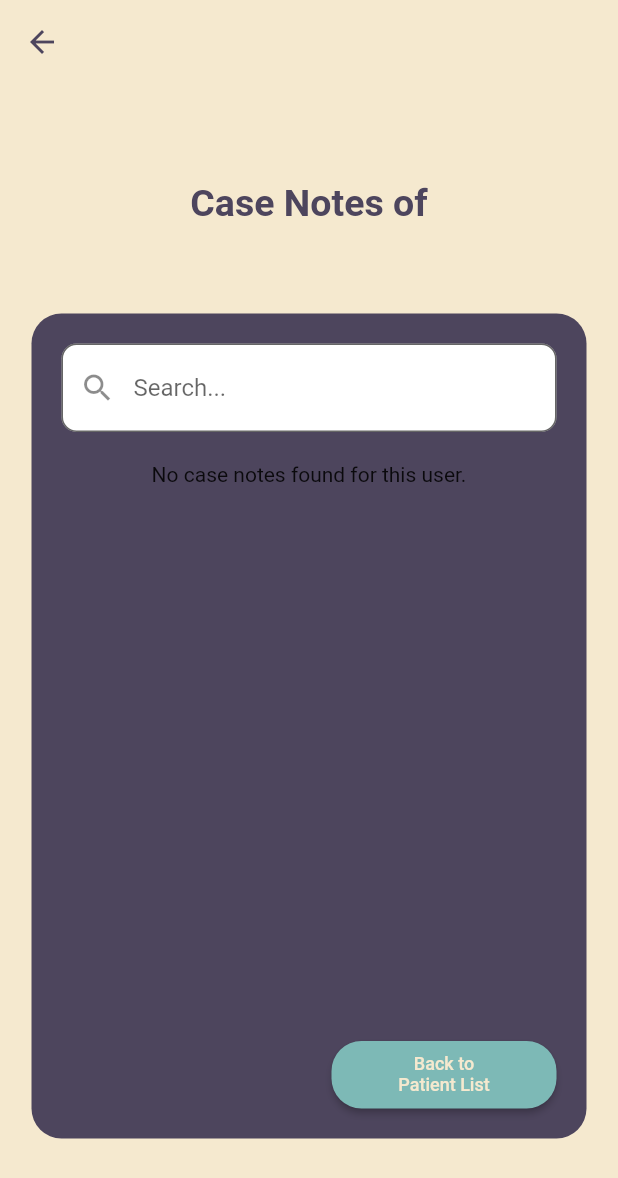
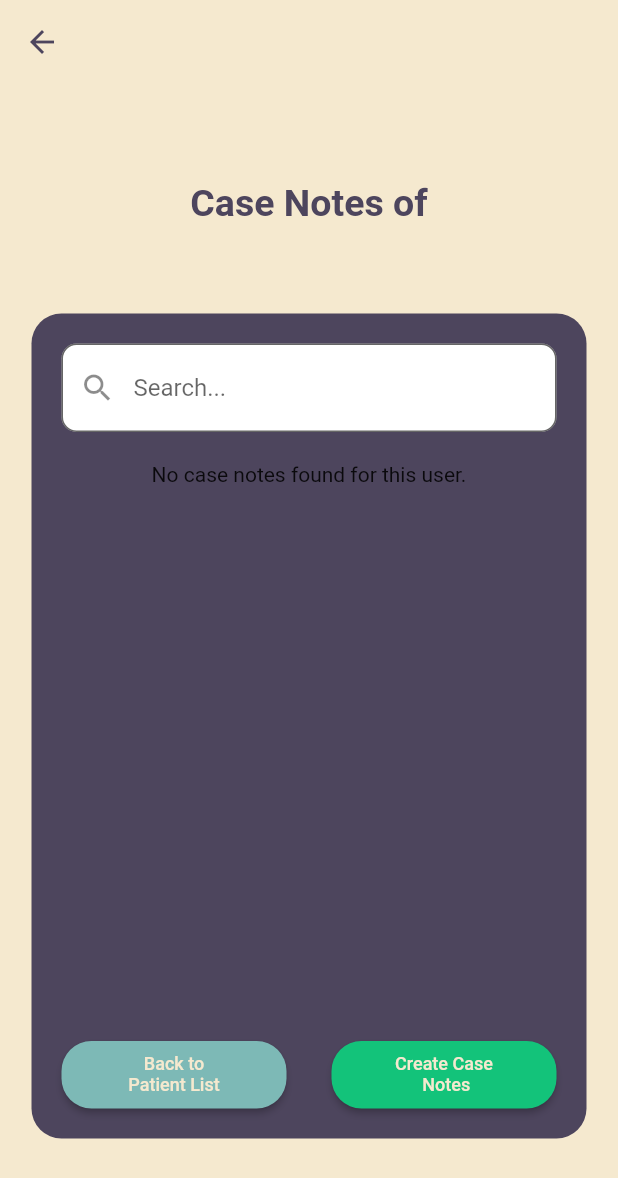
Before and after one commit to makooooooo/lunan-2.0, a Flutter app: the CreateCaseNotes screen opened directly with empty values, scrolled down 76 dp, after a tap on "Save", on a phone screen of 412 x 824 dp. Shown: the top 1178 px of the screen. Run offline on Flutter 3.47's test engine with Material 2 defaults, Android fonts, the phone set to English and light mode, and no system bars; our stand-ins replace cloud_firestore, file_picker, firebase_auth, firebase_core, firebase_storage, flutter_html and 3 more; missing offline and left inert: flutter_quill, simple_gesture_detector; accounts and stored records are empty; Roboto replaces fonts that are missing (Montserrat).

Commit message:
case notes

```diff
--- a/lib/Therapist/HomePage/ViewPatient/create_casenotes.dart
+++ b/lib/Therapist/HomePage/ViewPatient/create_casenotes.dart
@@ -1,15 +1,14 @@
 import 'package:flutter/material.dart';
-import 'package:lunan/Therapist/MenuList/menulist.dart';
+import 'package:file_picker/file_picker.dart';
+import 'package:lunan/Therapist/HomePage/ViewPatient/patient_info.dart';
 import 'package:lunan/Therapist/HomePage/ViewPatient/patient_casenotes.dart';
-import 'package:lunan/Therapist/HomePage/ViewPatient/patient_info.dart';
-import 'package:file_picker/file_picker.dart';
-
-import '../../../Patient/HomePage/Assignment/patient_turn_in.dart';
+import 'package:flutter_quill/flutter_quill.dart' as quill;
 
 class CreateCaseNotes extends StatelessWidget {
   final String selectedPatientUID;
+  final quill.QuillController _controller = quill.QuillController.basic();
 
-  CreateCaseNotes({Key? key, required this.selectedPatientUID,}) : super(key: key);
+  CreateCaseNotes({Key? key, required this.selectedPatientUID}) : super(key: key);
 
   @override
   Widget build(BuildContext context) {
@@ -23,7 +22,7 @@ class CreateCaseNotes extends StatelessWidget {
           onPressed: () {
             Navigator.pop(context);
           },
-          color: Color(0xff4D455D),// Change this color to your desired color
+          color: Color(0xff4D455D),
         ),
       ),
       body: Center(
@@ -51,7 +50,9 @@ class CreateCaseNotes extends StatelessWidget {
                           color: Colors.white,
                         ),
                       ),
-                        ))),
+                    ),
+                  ),
+                ),
                 Expanded(
                   child: Container(
                     margin: const EdgeInsets.fromLTRB(10, 25, 10, 20),
@@ -59,7 +60,8 @@ class CreateCaseNotes extends StatelessWidget {
                       color: const Color(0xff4D455D),
                       borderRadius: BorderRadius.circular(20),
                     ),
-                  child: Column(children: [
+                    child: Column(
+                      children: [
                         Align(
                           alignment: Alignment.centerLeft,
                           child: Padding(
@@ -73,22 +75,26 @@ class CreateCaseNotes extends StatelessWidget {
                                   color: Color(0xffF5E9CF),
                                 ),
                               ),
-                            ))),
+                            ),
+                          ),
+                        ),
                         Container(
                           margin: const EdgeInsets.fromLTRB(15, 5, 0, 10),
                           child: Row(
                             children: [
                               TextButton(
                                 onPressed: () {
-                                // attachFile();
+                                  _attachFile(context);
                                 },
                                 style: ButtonStyle(
-                                foregroundColor:
-                                    MaterialStateProperty.all<Color>(
-                                        Colors.white),
+                                  foregroundColor: MaterialStateProperty.all<Color>(
+                                    Colors.white,
+                                  ),
                                   side: MaterialStateProperty.all<BorderSide>(
                                     const BorderSide(
-                                      color: Color(0xffF5E9CF), width: 2.0),
+                                      color: Color(0xffF5E9CF),
+                                      width: 2.0,
+                                    ),
                                   ),
                                 ),
                                 child: const Text('Attach File'),
@@ -96,34 +102,17 @@ class CreateCaseNotes extends StatelessWidget {
                               Container(
                                 margin: const EdgeInsets.only(left: 10),
                                 child: Image.asset('assets/iconPaperClip.png'),
-                            )
+                              ),
                             ],
-                        )),
+                          ),
+                        ),
                         Expanded(
-                        child: Container(
-                            margin: const EdgeInsets.fromLTRB(10, 10, 10, 0),
-                            decoration: BoxDecoration(
-                              color: Color(0xffF5E9CF),
-                              borderRadius: BorderRadius.circular(15),
+                          child: Column(
+                            children: [
+                              QuillEditorBasic(controller: _controller, selectedPatientUID: selectedPatientUID),
+                            ],
                           ),
-                            child: Container(
-                              margin: EdgeInsets.only(left: 15),
-                              decoration: BoxDecoration(
-                                color: Color(
-                                    0xffF5E9CF), // Set the desired background color
-                                borderRadius: BorderRadius.circular(
-                                    8), // Set the desired border radius
                         ),
-                              child: const TextField(
-                                decoration: InputDecoration(
-                                    hintText: 'Enter text',
-                                    border: InputBorder
-                                        .none, // Remove the default border
-                                    contentPadding:
-                                        EdgeInsets.symmetric(vertical: 14.0)),
-                                style: TextStyle(fontSize: 18),
-                              ),
-                            ))),
                         Row(
                           children: [
                             Container(
@@ -136,20 +125,20 @@ class CreateCaseNotes extends StatelessWidget {
                                     context,
                                     MaterialPageRoute(
                                       builder: (context) =>
-                                          PatientInfo(selectedPatientUID: selectedPatientUID,)),
+                                          PatientInfo(selectedPatientUID: selectedPatientUID),
+                                    ),
                                   );
                                 },
                                 style: ElevatedButton.styleFrom(
-                                backgroundColor:
-                                    Color.fromARGB(255, 211, 34, 87),
+                                  backgroundColor: Color.fromARGB(255, 211, 34, 87),
                                   shape: RoundedRectangleBorder(
-                                  borderRadius: BorderRadius.circular(
-                                      15), // Set the corner radius here
+                                    borderRadius: BorderRadius.circular(15),
                                   ),
                                 ),
                                 child: const Text(
                                   'Cancel',
-                              )),
+                                ),
+                              ),
                             ),
                             Container(
                               width: 100,
@@ -161,28 +150,131 @@ class CreateCaseNotes extends StatelessWidget {
                                     context,
                                     MaterialPageRoute(
                                       builder: (context) =>
-                                          PatientCaseNotes(selectedPatientUID: selectedPatientUID,)),
+                                          PatientCaseNotes(selectedPatientUID: selectedPatientUID),
+                                    ),
                                   );
                                 },
                                 style: ElevatedButton.styleFrom(
-                                backgroundColor:
-                                    Color.fromARGB(255, 19, 195, 122),
+                                  backgroundColor: Color.fromARGB(255, 19, 195, 122),
                                   shape: RoundedRectangleBorder(
-                                  borderRadius: BorderRadius.circular(
-                                      15), // Set the corner radius here
+                                    borderRadius: BorderRadius.circular(15),
                                   ),
                                 ),
                                 child: const Text(
                                   'Save',
-                              )),
+                                ),
+                              ),
                             ),
                           ],
-                    )
-                  ]),
-                )),
+                        ),
                       ],
-            )),
-      )),
+                    ),
+                  ),
+                ),
+              ],
+            ),
+          ),
+        ),
+      ),
+    );
+  }
+
+  void _attachFile(BuildContext context) async {
+    final result = await FilePicker.platform.pickFiles(type: FileType.image);
+    if (result != null) {
+      // Handle the selected file, you can store it or use it as needed.
+    }
+  }
+}
+
+class QuillEditorBasic extends StatefulWidget {
+  final quill.QuillController controller;
+  final String selectedPatientUID;
+
+  QuillEditorBasic({
+    Key? key,
+    required this.controller,
+    required this.selectedPatientUID,
+  }) : super(key: key);
+
+  @override
+  _QuillEditorBasicState createState() => _QuillEditorBasicState();
+}
+
+class _QuillEditorBasicState extends State<QuillEditorBasic> {
+  bool isBoldActive = false;
+  bool isUnderlineActive = false;
+  bool isListActive = false;
+
+  @override
+  Widget build(BuildContext context) {
+    final quill.QuillToolbar toolbar = quill.QuillToolbar(
+      children: <Widget>[
+        _buildQuillIconButton(
+          Icons.format_bold,
+          () {
+            setState(() {
+              isBoldActive = !isBoldActive;
+            });
+            widget.controller.formatSelection(quill.Attribute.bold);
+          },
+          backgroundColor: isBoldActive ? Colors.grey : Colors.white,
+        ),
+        _buildQuillIconButton(
+          Icons.format_underlined,
+          () {
+            setState(() {
+              isUnderlineActive = !isUnderlineActive;
+            });
+            widget.controller.formatSelection(quill.Attribute.underline);
+          },
+          backgroundColor: isUnderlineActive ? Colors.grey : Colors.white,
+        ),
+        _buildQuillIconButton(
+          Icons.format_list_bulleted,
+          () {
+            setState(() {
+              isListActive = !isListActive;
+            });
+            widget.controller.formatSelection(quill.Attribute.list);
+          },
+          backgroundColor: isListActive ? Colors.grey : Colors.white,
+        ),
+      ],
+    );
+
+    return Container(
+      constraints: BoxConstraints(maxHeight: 400),
+      child: Column(
+        children: <Widget>[
+          toolbar,
+          Expanded(
+            child: quill.QuillEditor(
+              controller: widget.controller,
+              scrollController: ScrollController(),
+              scrollable: true,
+              padding: EdgeInsets.all(8),
+              autoFocus: true,
+              expands: true,
+              focusNode: FocusNode(),
+              readOnly: false,
+            ),
+          ),
+        ],
+      ),
+    );
+  }
+
+  Widget _buildQuillIconButton(IconData icon, VoidCallback onPressed, {Color? backgroundColor}) {
+    return Container(
+      decoration: BoxDecoration(
+        color: backgroundColor,
+        borderRadius: BorderRadius.circular(4.0),
+      ),
+      child: quill.QuillIconButton(
+        icon: Icon(icon),
+        onPressed: onPressed,
+      ),
     );
   }
 }
--- a/lib/Therapist/HomePage/ViewPatient/patient_casenotes.dart
+++ b/lib/Therapist/HomePage/ViewPatient/patient_casenotes.dart
@@ -9,11 +9,9 @@ class PatientCaseNotes extends StatelessWidget {
   final String selectedPatientUID;
   final Map<String, dynamic>? formData;
 
-  const PatientCaseNotes({
-  Key? key,
-  required this.selectedPatientUID,
-  this.formData
-  }) : super(key: key);
+  const PatientCaseNotes(
+      {Key? key, required this.selectedPatientUID, this.formData})
+      : super(key: key);
 
   @override
   Widget build(BuildContext context) {
@@ -81,8 +79,7 @@ class PatientCaseNotes extends StatelessWidget {
                           children: [
                             Row(
                               mainAxisAlignment: MainAxisAlignment.spaceEvenly,
-                              children: [
-                              ],
+                              children: [],
                             ),
                             Padding(
                               padding: const EdgeInsets.all(20),
@@ -104,14 +101,16 @@ class PatientCaseNotes extends StatelessWidget {
                                 formData: formData,
                               ),
                             ),
+                            Row(
+                              mainAxisAlignment: MainAxisAlignment.spaceBetween,
+                              children: [
                                 Align(
-                              alignment: Alignment.bottomRight,
+                                  alignment: Alignment.bottomLeft,
                                   child: Container(
                                     width: 150,
                                     height: 45,
                                     margin: const EdgeInsets.only(
-                                    right: 20,
-                                    bottom: 20), // Adjust the margins as needed
+                                        left: 20, bottom: 20),
                                     child: ElevatedButton(
                                       onPressed: () {
                                         Navigator.push(
@@ -122,9 +121,11 @@ class PatientCaseNotes extends StatelessWidget {
                                         );
                                       },
                                       style: ElevatedButton.styleFrom(
-                                    backgroundColor: const Color(0xff7DB9B6),
+                                        backgroundColor:
+                                            const Color(0xff7DB9B6),
                                         shape: RoundedRectangleBorder(
-                                      borderRadius: BorderRadius.circular(20),
+                                          borderRadius:
+                                              BorderRadius.circular(20),
                                         ),
                                       ),
                                       child: const Text(
@@ -137,6 +138,43 @@ class PatientCaseNotes extends StatelessWidget {
                                       ),
                                     ),
                                   ),
+                                ),
+                                Align(
+                                  alignment: Alignment.bottomRight,
+                                  child: Container(
+                                    width: 150,
+                                    height: 45,
+                                    margin: const EdgeInsets.only(
+                                        right: 20, bottom: 20),
+                                    child: ElevatedButton(
+                                      onPressed: () {
+                                        Navigator.push(
+                                          context,
+                                          MaterialPageRoute(
+                                            builder: (context) => CreateCaseNotes(selectedPatientUID: selectedPatientUID,),
+                                          ),
+                                        );
+                                      },
+                                      style: ElevatedButton.styleFrom(
+                                        backgroundColor:
+                                            Color.fromARGB(255, 19, 195, 122),
+                                        shape: RoundedRectangleBorder(
+                                          borderRadius:
+                                              BorderRadius.circular(20),
+                                        ),
+                                      ),
+                                      child: const Text(
+                                        'Create Case\n Notes',
+                                        textAlign: TextAlign.center,
+                                        style: TextStyle(
+                                          fontSize: 12,
+                                          color: Color(0xffF5E9CF),
+                                        ),
+                                      ),
+                                    ),
+                                  ),
+                                ),
+                              ],
                             )
                           ],
                         ),
@@ -147,80 +185,8 @@ class PatientCaseNotes extends StatelessWidget {
               ),
             ],
           ),
-
         ),
       ),
-    );
-  }
-}
-
-class CaseNotesList extends StatelessWidget {
-  final String selectedPatientUID;
-  final Map<String, dynamic>? formData;
-
-  const CaseNotesList(
-      {Key? key, required this.selectedPatientUID, this.formData})
-      : super(key: key);
-
-  @override
-  Widget build(BuildContext context) {
-    print('Selected Patient UID: $selectedPatientUID');
-    return StreamBuilder<QuerySnapshot>(
-      stream: FirebaseFirestore.instance
-          .collection('CaseNotes')
-          .where('patientUID', isEqualTo: selectedPatientUID)
-          .snapshots(),
-      builder: (context, snapshot) {
-        if (snapshot.connectionState == ConnectionState.waiting) {
-          return CircularProgressIndicator();
-        }
-
-        if (snapshot.hasError) {
-          return Text('Error: ${snapshot.error}');
-        }
-
-        if (!snapshot.hasData || snapshot.data!.docs.isEmpty) {
-          return Text('No case notes found for this user.');
-        }
-
-        final caseNotes = snapshot.data!.docs;
-
-        return ListView.builder(
-          shrinkWrap: true,
-          itemCount: caseNotes.length,
-          itemBuilder: (context, index) {
-            final formDocument = caseNotes[index];
-            final formData = formDocument.data() as Map<String, dynamic>;
-            final dateAdded = formData['dateAdded'] as String;
-            final documentId = formDocument.id;
-              return InkWell(
-  onTap: () {
-    // Pass both selectedPatientUID and formData to ViewCaseNotes
-    Navigator.push(
-      context,
-      MaterialPageRoute(
-        builder: (context) => ViewCaseNotes(
-          selectedPatientUID: selectedPatientUID,
-          formData: formData,
-
-        ),
-      ),
-    );
-  },
-  child: Container(
-    width: 50, // Adjust the width here as needed
-    height: 70,
-    decoration: BoxDecoration(
-      color: Color.fromARGB(255, 255, 255, 255),
-      borderRadius: BorderRadius.circular(20),
-    ),
-    padding: const EdgeInsets.fromLTRB(20, 25, 0, 0),
-    child: Text('Date Accomplished: $dateAdded'),
-  ),
-);
-          },
-        );
-      },
     );
   }
 }
--- a/pubspec.yaml
+++ b/pubspec.yaml
@@ -41,7 +41,9 @@ dependencies:
   firebase_storage: ^11.2.8
   intl: ^0.18.0
   simple_gesture_detector: ^0.2.0
-  flutter_html: ^2.1.2
+  flutter_html: ^3.0.0-beta.2
+  flutter_layout_grid: ^2.0.5
+  flutter_quill: ^7.4.9
   # The following adds the Cupertino Icons font to your application.
   # Use with the CupertinoIcons class for iOS style icons.
   cupertino_icons: ^1.0.2
```
Also changed, not shown: lib/Therapist/HomePage/ViewPatient/view_casenotes.dart (+30 -39 lines), pubspec.lock, 5 other files. Lines whose indentation alone changed are shown as unchanged.
